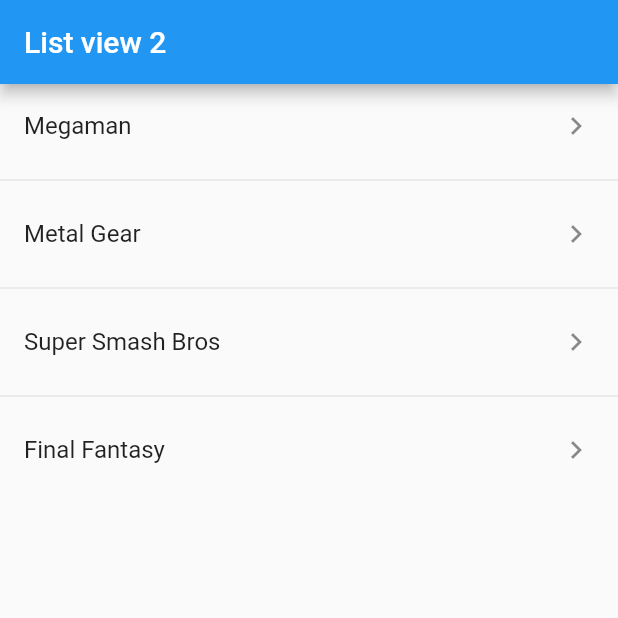
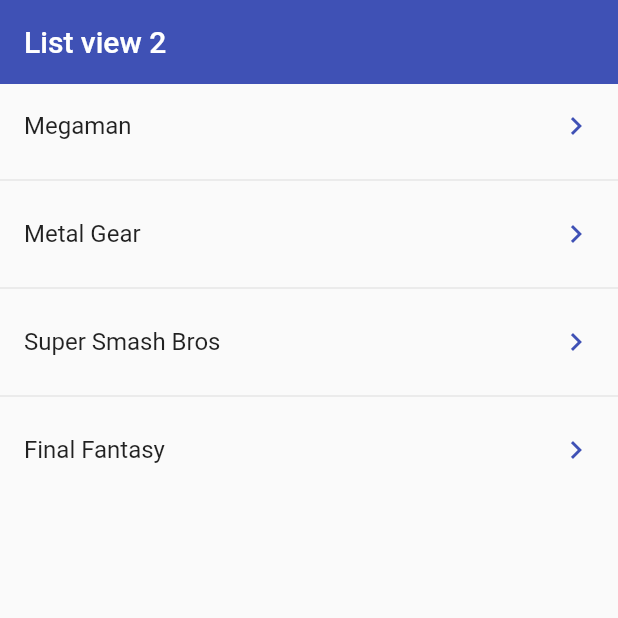
Before and after one commit to Jos017/flutterComponents, a Flutter app: the screen it shows after launch, on a phone screen of 412 x 824 dp, the top half of it. Run offline on Flutter 3.47's test engine with Material 2 defaults, Android fonts, the phone set to English and light mode, and no system bars.

Commit message:
Add tap function to list items and change colors

```diff
--- a/lib/screens/listview2_screen.dart
+++ b/lib/screens/listview2_screen.dart
@@ -14,13 +14,22 @@ class Listview2Screen extends StatelessWidget {
 
     return Scaffold(
       appBar: AppBar(
+        backgroundColor: Colors.indigo,
+        elevation: 0,
         title: const Text('List view 2'),
       ),
       body: ListView.separated(
         itemCount: options.length,
         itemBuilder: (context, index) => ListTile(
           title: Text(options[index]),
-          trailing: const Icon(Icons.keyboard_arrow_right),
+          trailing: const Icon(
+            Icons.keyboard_arrow_right,
+            color: Colors.indigo,
+          ),
+          onTap: () {
+            final game = options[index];
+            print(game);
+          },
         ),
         separatorBuilder: (context, index) => const Divider(),
       ),
```
